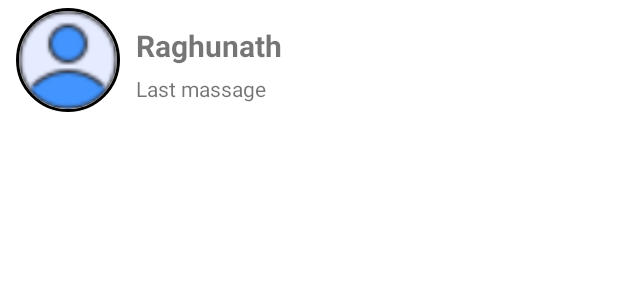
After one commit to raghunath704/ChatsApp, an Android app: the layout sample_show_user.xml on its own in the app's theme, with its tools: preview values and no code run, on a phone screen of 412 x 824 dp. The commit adds this screen. Shown: the top 300 px of the screen. Run offline under Robolectric (Android 15) with nearby library versions, the phone set to English and light mode, and no system bars; Roboto replaces fonts that are not available here.

Commit message:
RecyclerView

```diff
--- a/app/build.gradle
+++ b/app/build.gradle
@@ -44,4 +44,6 @@ dependencies {
     testImplementation 'junit:junit:4.+'
     androidTestImplementation 'androidx.test.ext:junit:1.1.3'
     androidTestImplementation 'androidx.test.espresso:espresso-core:3.4.0'
+    //circlImageView
+    implementation 'de.hdodenhof:circleimageview:3.1.0'
 }
--- a/app/src/main/java/com/raghunath704/chats/MainActivity.java
+++ b/app/src/main/java/com/raghunath704/chats/MainActivity.java
@@ -12,6 +12,7 @@ import android.widget.Toast;
 
 import com.google.firebase.auth.FirebaseAuth;
 import com.google.firebase.database.FirebaseDatabase;
+import com.raghunath704.chats.Adapters.FragmentsAdapter;
 import com.raghunath704.chats.databinding.ActivityMainBinding;
 
 public class MainActivity extends AppCompatActivity {
@@ -23,6 +24,8 @@ public class MainActivity extends AppCompatActivity {
         binding=ActivityMainBinding.inflate(getLayoutInflater());
         setContentView(binding.getRoot());
         auth= FirebaseAuth.getInstance();
+        binding.viewPager.setAdapter(new FragmentsAdapter(getSupportFragmentManager()));
+        binding.tabLayout.setupWithViewPager(binding.viewPager);
     }
 
     @Override
--- /dev/null
+++ b/app/src/main/res/layout/sample_show_user.xml
@@ -0,0 +1,43 @@
+<?xml version="1.0" encoding="utf-8"?>
+<LinearLayout xmlns:android="http://schemas.android.com/apk/res/android"
+    xmlns:app="http://schemas.android.com/apk/res-auto"
+    android:layout_width="match_parent"
+    android:layout_height="wrap_content"
+    android:elevation="20dp"
+    android:orientation="horizontal">
+
+    <de.hdodenhof.circleimageview.CircleImageView
+        android:id="@+id/profile_image"
+        android:layout_width="80dp"
+        android:layout_height="80dp"
+        android:layout_marginLeft="5dp"
+        android:padding="5dp"
+        android:src="@drawable/avatar"
+        app:civ_border_color="#FF000000"
+        app:civ_border_width="2dp" />
+
+    <LinearLayout
+        android:layout_width="match_parent"
+        android:layout_height="match_parent"
+        android:layout_marginLeft="5dp"
+        android:gravity="center"
+        android:orientation="vertical">
+
+        <TextView
+            android:id="@+id/userName"
+            android:layout_width="match_parent"
+            android:layout_height="wrap_content"
+            android:paddingTop="5dp"
+            android:paddingBottom="5dp"
+            android:text="Raghunath"
+            android:textSize="20sp"
+            android:textStyle="bold" />
+
+        <TextView
+            android:id="@+id/lastMassage"
+            android:layout_width="match_parent"
+            android:layout_height="wrap_content"
+            android:text="Last massage" />
+    </LinearLayout>
+
+</LinearLayout>
--- a/app/src/main/res/values/strings.xml
+++ b/app/src/main/res/values/strings.xml
@@ -1,5 +1,5 @@
 <resources>
-    <string name="app_name">Chats</string>
+    <string name="app_name">ChatsApp</string>
     <!-- TODO: Remove or change this placeholder text -->
     <string name="hello_blank_fragment">Hello blank fragment</string>
 </resources>
```
Also changed, not shown: app/src/main/AndroidManifest.xml (+7 -5 lines), app/src/main/java/com/raghunath704/chats/Adapters/FragmentsAdapter.java (added, +52 -0 lines), app/src/main/java/com/raghunath704/chats/Adapters/UsersAdapter.java (added, +57 -0 lines), app/src/main/res/layout/activity_main.xml (+6 -2 lines), app/src/main/res/drawable/avatar.png (added).
